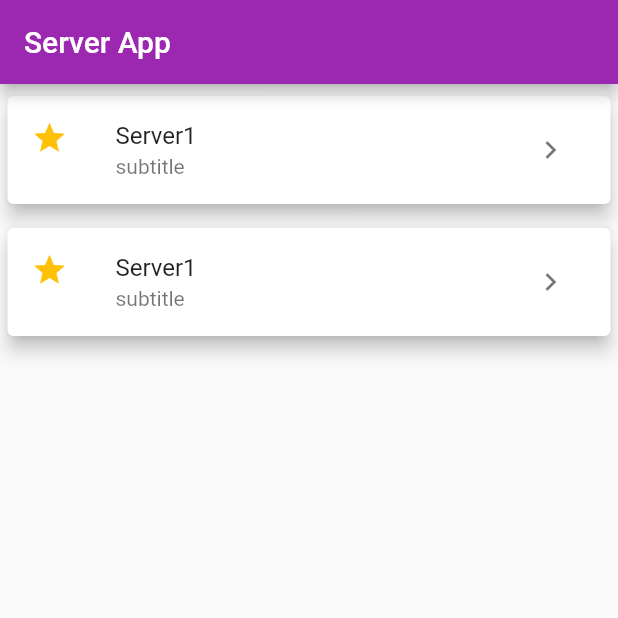
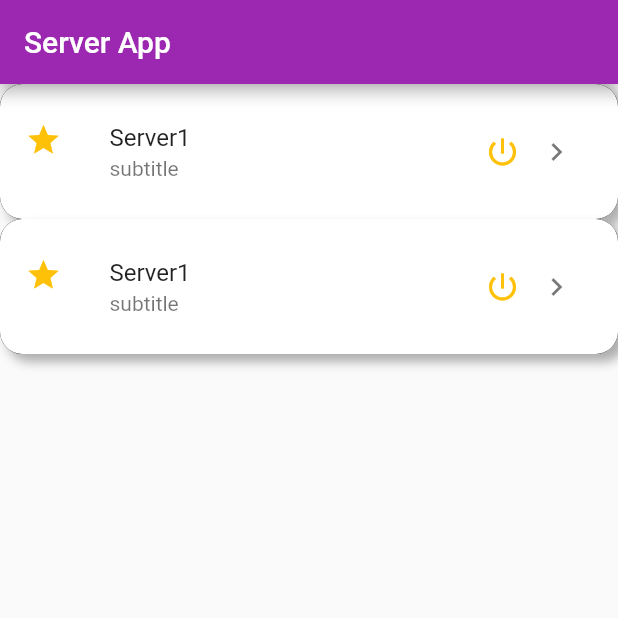
Before and after one commit to koorzenb/server_app, a Flutter app: the screen it shows after launch, on a phone screen of 412 x 824 dp, the top half of it. Run offline on Flutter 3.47's test engine with Material 2 defaults, Android fonts, the phone set to English and light mode, and no system bars.

Commit message:
Basic home screen

```diff
--- a/lib/main.dart
+++ b/lib/main.dart
@@ -1,6 +1,6 @@
 import 'package:flutter/material.dart';
 import 'models/server.dart';
-import 'package:server_app/widgets/server_item.dart';
+import './widgets/server_item.dart';
 
 void main() {
   runApp(const MyApp());
--- a/lib/widgets/server_item.dart
+++ b/lib/widgets/server_item.dart
@@ -9,18 +9,39 @@ class ServerItem extends StatelessWidget {
 
   @override
   Widget build(BuildContext context) {
-    return Card(
-      elevation: 5,
-      margin: const EdgeInsets.symmetric(vertical: 8, horizontal: 5),
+    return Container(
+      decoration: BoxDecoration(
+          color: Colors.white, // Your desired background color
+          borderRadius: BorderRadius.circular(15),
+          boxShadow: [
+            BoxShadow(
+                color: Colors.black.withOpacity(0.3),
+                blurRadius: 5,
+                offset: const Offset(5.0, 5.0)),
+          ]),
       child: ListTile(
+          contentPadding:
+              const EdgeInsets.symmetric(vertical: 8, horizontal: 16),
           leading: const Icon(Icons.star),
           iconColor: Theme.of(context).colorScheme.secondary,
           title: const Text("Server1"),
           subtitle: const Text("subtitle"),
-          trailing: IconButton(
-            onPressed: () => showServerDetails(),
-            icon: const Icon(Icons.chevron_right),
-            color: Colors.black54,
+          shape: RoundedRectangleBorder(
+            borderRadius: BorderRadius.circular(15),
+            side: const BorderSide(
+              color: Colors.black,
+            ),
+          ),
+          trailing: Row(
+            mainAxisSize: MainAxisSize.min,
+            children: [
+              const Icon(Icons.power_settings_new),
+              IconButton(
+                onPressed: () => showServerDetails(),
+                icon: const Icon(Icons.chevron_right),
+                color: Colors.black54,
+              ),
+            ],
           )),
     );
   }
```
